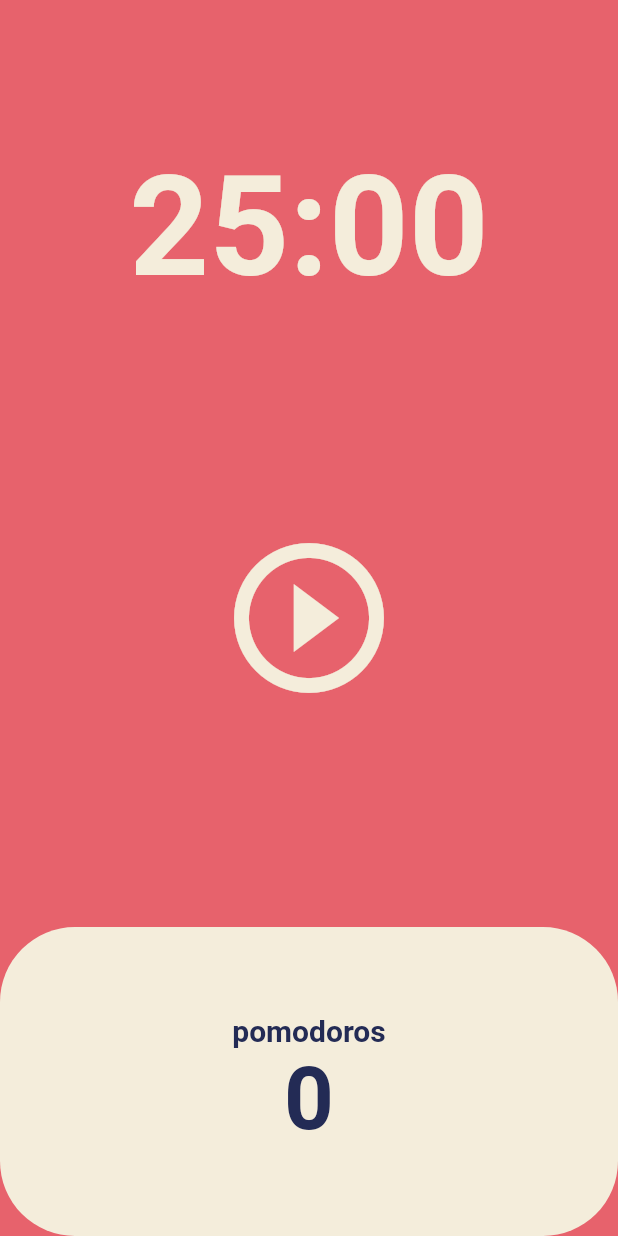
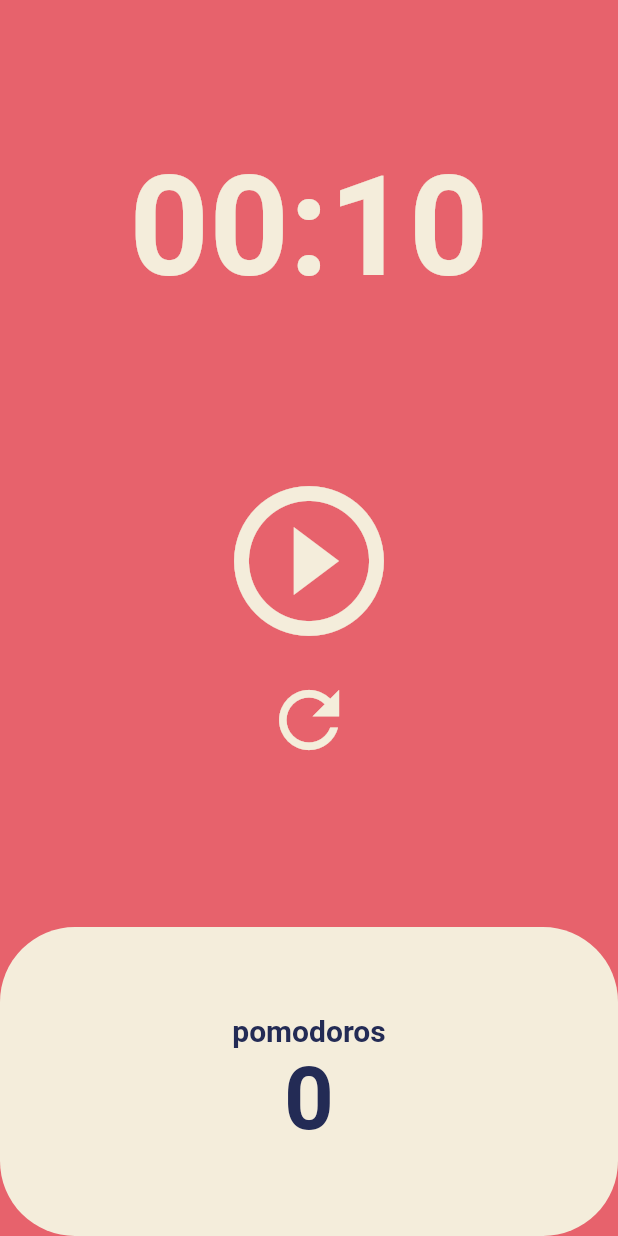
Before and after one commit to Jay325K/TIL, a Flutter app: the screen it shows after launch, on a phone screen of 412 x 824 dp. Run offline on Flutter 3.47's test engine with Material 2 defaults, Android fonts, the light colour scheme and no system bars.

Commit message:
with Restat btn!! I succeed the code challenge!

```diff
--- a/dart/toonflix/lib/screens/home_screen.dart
+++ b/dart/toonflix/lib/screens/home_screen.dart
@@ -10,7 +10,7 @@ class HomeScreen extends StatefulWidget {
 
 class _HomeScreenState extends State<HomeScreen> {
   static const twentyFiveMinutes = 1500;
-  int totalSeconds = 1500;
+  int totalSeconds = 10;
   bool isRunning = false;
   int totalPomodoros = 0;
   late Timer timer;
@@ -51,6 +51,12 @@ class _HomeScreenState extends State<HomeScreen> {
     return duraction.toString().split(".").first.substring(2, 7);
   }
 
+  void onRestartPressed() {
+    setState(() {
+      totalSeconds = twentyFiveMinutes;
+    });
+  }
+
   @override
   Widget build(BuildContext context) {
     return Scaffold(
@@ -74,13 +80,32 @@ class _HomeScreenState extends State<HomeScreen> {
           Flexible(
             flex: 2,
             child: Center(
-              child: IconButton(
+              child: Column(
+                mainAxisAlignment: MainAxisAlignment.center,
+                children: [
+                  IconButton(
                     onPressed: isRunning ? onPausePressed : onStartPressed,
                     icon: Icon(isRunning
                         ? Icons.pause_circle_outline
                         : Icons.play_circle_outline),
                     iconSize: 120,
                     color: Theme.of(context).cardColor,
+                  ),
+                  // Text(
+                  //   'restart',
+                  //   style: TextStyle(
+                  //       color: Theme.of(context).cardColor,
+                  //       fontSize: 18,
+                  //       fontWeight: FontWeight.w400,
+                  //       decoration: TextDecoration.underline),
+                  // ),
+                  IconButton(
+                    onPressed: onRestartPressed,
+                    icon: const Icon(Icons.refresh),
+                    iconSize: 60,
+                    color: Theme.of(context).cardColor,
+                  ),
+                ],
               ),
             ),
           ),
```
Lines whose indentation alone changed are shown as unchanged.
